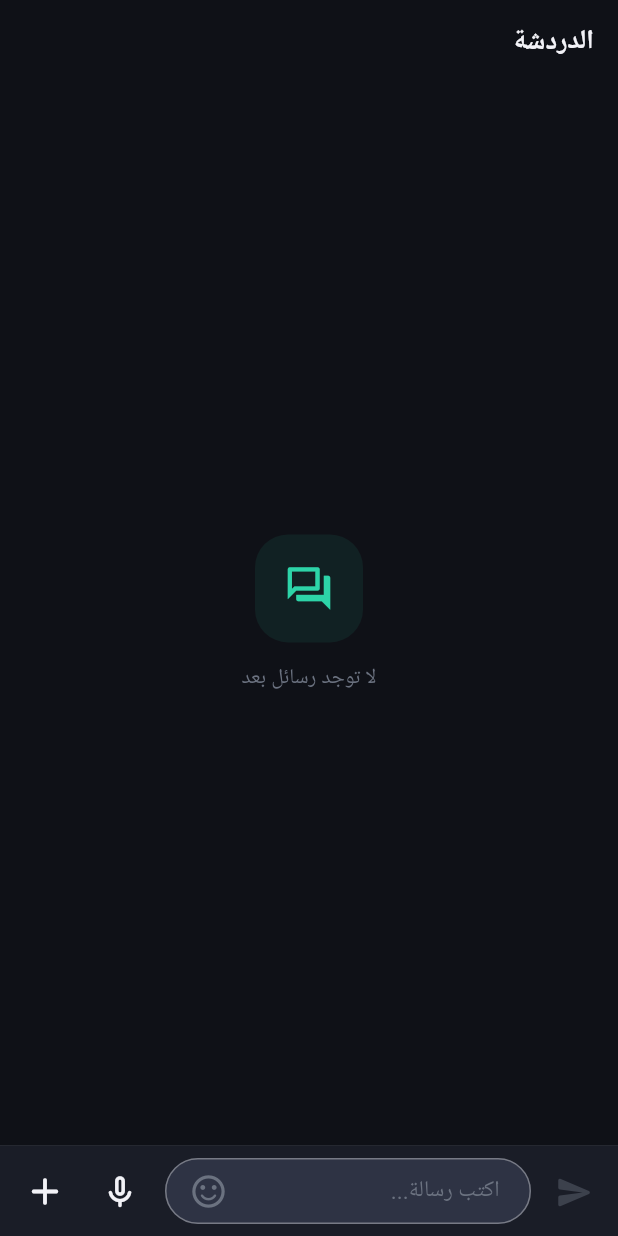
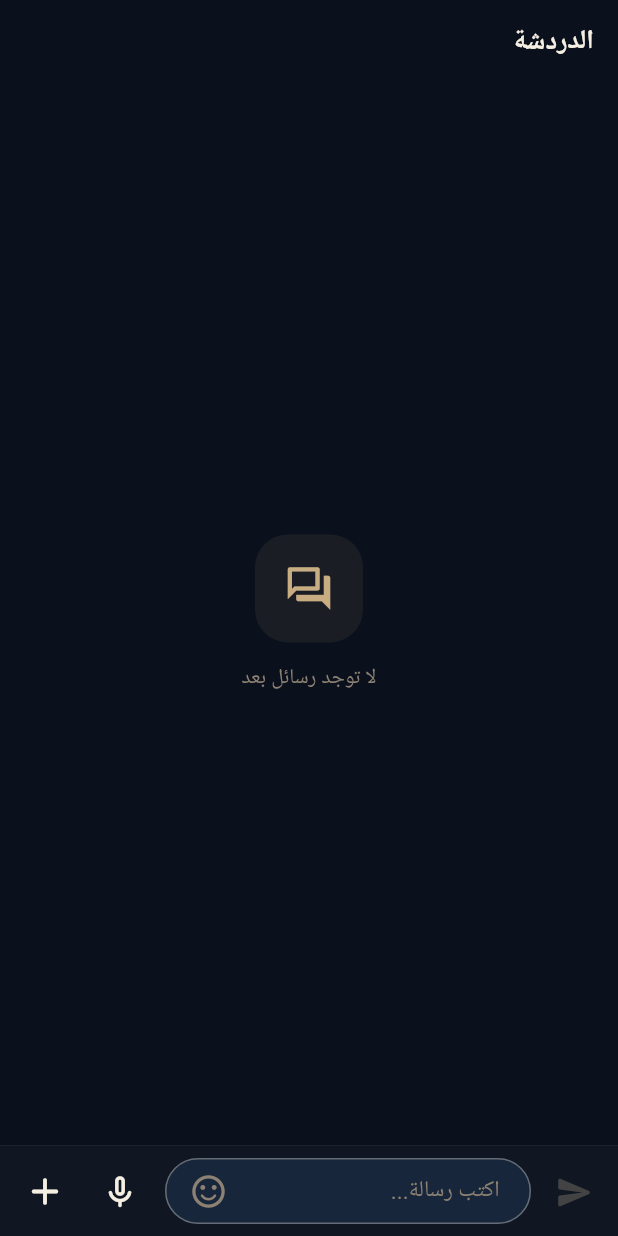
Before and after one commit to diwanapp/diwaniya-flutter, a Flutter app: the ChatScreen screen opened by its route, on a phone screen of 412 x 824 dp. Run offline on Flutter 3.47's test engine with Material 3 defaults, Android fonts, the phone set to English and light mode, and no system bars; our stand-ins replace audioplayers, emoji_picker_flutter, file_picker, flutter_secure_storage, go_router, google_fonts and 7 more; missing offline and left inert: record; accounts and stored records are empty; Roboto replaces fonts that are missing (Ibm Plex Sans Arabic).

Commit message:
Update app theme to premium Diwaniya brand palette

```diff
--- a/lib/config/theme/app_colors.dart
+++ b/lib/config/theme/app_colors.dart
@@ -1,41 +1,79 @@
 import 'package:flutter/material.dart';
 
-/// Legacy static constants — kept for reference where direct constants are needed.
+/// Central Diwaniya brand palette.
+///
+/// Direction:
+/// - Majlis Blue: deep, premium, calm blue.
+/// - Sand Taupe: warm Saudi desert-inspired accent.
+/// - Warm Ivory: soft warm off-white text/highlight.
+/// - Soft Taupe: subtle supporting neutral.
+///
+/// Keep legacy names such as [accent], [success], [warning], [error], and [info]
+/// to avoid breaking existing screens while progressively migrating the app.
 class AppColors {
   AppColors._();
 
-  static const backgroundDark = Color(0xFF0F1117);
-  static const backgroundLight = Color(0xFFF5F6F8);
+  // ---------------------------------------------------------------------------
+  // Brand primitives
+  // ---------------------------------------------------------------------------
+  static const majlisNight = Color(0xFF0B111C);
+  static const majlisBlueDark = Color(0xFF0B1724);
+  static const majlisBlue = Color(0xFF10263A);
+  static const majlisBlueSoft = Color(0xFF183B55);
 
-  static const surfaceDark = Color(0xFF1A1D27);
-  static const surfaceLight = Colors.white;
+  static const sandTaupe = Color(0xFFB79A72);
+  static const sandTaupeLight = Color(0xFFC8AD83);
+  static const sandGold = Color(0xFFD9B56D);
 
-  static const surfaceElevatedDark = Color(0xFF242836);
-  static const surfaceElevatedLight = Color(0xFFF0F1F3);
+  static const warmIvory = Color(0xFFF5EFE3);
+  static const ivoryMuted = Color(0xFFE8DDCB);
 
-  static const inputDark = Color(0xFF2E3344);
-  static const inputLight = Color(0xFFEEEFF2);
+  static const softTaupe = Color(0xFF8C8173);
+  static const softTaupeLight = Color(0xFFB8AFA2);
 
-  static const hoverDark = Color(0xFF363B4D);
-  static const hoverLight = Color(0xFFE8E9EC);
+  // ---------------------------------------------------------------------------
+  // Theme surfaces
+  // ---------------------------------------------------------------------------
+  static const backgroundDark = majlisNight;
+  static const backgroundLight = Color(0xFFF5EFE3);
 
-  static const textPrimaryDark = Color(0xFFF2F2F7);
-  static const textPrimaryLight = Color(0xFF111827);
+  static const surfaceDark = Color(0xFF101722);
+  static const surfaceLight = Color(0xFFFFFBF4);
 
-  static const textSecondaryDark = Color(0xFF9CA3AF);
-  static const textSecondaryLight = Color(0xFF6B7280);
+  static const surfaceElevatedDark = Color(0xFF142133);
+  static const surfaceElevatedLight = Color(0xFFF0E7D8);
 
-  static const textTertiaryDark = Color(0xFF6B7280);
-  static const textTertiaryLight = Color(0xFF9CA3AF);
+  static const inputDark = Color(0xFF17263A);
+  static const inputLight = Color(0xFFECE2D3);
 
-  static const textInverseDark = Color(0xFF0F1117);
-  static const textInverseLight = Colors.white;
+  static const hoverDark = Color(0xFF1B3048);
+  static const hoverLight = Color(0xFFE4D7C5);
 
-  static const accent = Color(0xFF2DD4A8);
-  static const success = Color(0xFF34D399);
-  static const warning = Color(0xFFFBBF24);
-  static const error = Color(0xFFF87171);
-  static const info = Color(0xFF60A5FA);
+  // ---------------------------------------------------------------------------
+  // Text
+  // ---------------------------------------------------------------------------
+  static const textPrimaryDark = warmIvory;
+  static const textPrimaryLight = Color(0xFF10263A);
+
+  static const textSecondaryDark = Color(0xFFB8AFA2);
+  static const textSecondaryLight = Color(0xFF5E554B);
+
+  static const textTertiaryDark = Color(0xFF8C8173);
+  static const textTertiaryLight = Color(0xFF8C8173);
+
+  static const textInverseDark = Color(0xFF0B1724);
+  static const textInverseLight = warmIvory;
+
+  // ---------------------------------------------------------------------------
+  // Semantic / interactive colors
+  // ---------------------------------------------------------------------------
+  static const accent = sandTaupeLight;
+
+  // Muted functional colors aligned with the new brand.
+  static const success = Color(0xFF7FAE8A);
+  static const warning = sandGold;
+  static const error = Color(0xFFD36B6B);
+  static const info = Color(0xFF6EA6C9);
 }
 
 /// Theme-aware color resolver.
@@ -64,33 +102,33 @@ class CL {
       isDark ? AppColors.textInverseDark : AppColors.textInverseLight;
 
   Color get accent => AppColors.accent;
-  Color get accentMuted => AppColors.accent.withValues(alpha: 0.10);
+  Color get accentMuted => AppColors.accent.withValues(alpha: isDark ? 0.12 : 0.16);
   Color get accentSurface =>
-      AppColors.accent.withValues(alpha: isDark ? 0.07 : 0.05);
+      AppColors.accent.withValues(alpha: isDark ? 0.075 : 0.13);
 
   Color get success => AppColors.success;
   Color get warning => AppColors.warning;
   Color get error => AppColors.error;
   Color get info => AppColors.info;
 
-  Color get successM => success.withValues(alpha: isDark ? 0.15 : 0.10);
-  Color get warningM => warning.withValues(alpha: isDark ? 0.15 : 0.10);
-  Color get errorM => error.withValues(alpha: isDark ? 0.15 : 0.10);
-  Color get infoM => info.withValues(alpha: isDark ? 0.15 : 0.10);
+  Color get successM => success.withValues(alpha: isDark ? 0.15 : 0.13);
+  Color get warningM => warning.withValues(alpha: isDark ? 0.16 : 0.14);
+  Color get errorM => error.withValues(alpha: isDark ? 0.15 : 0.12);
+  Color get infoM => info.withValues(alpha: isDark ? 0.14 : 0.11);
 
   Color get divider => isDark
-      ? Colors.white.withValues(alpha: 0.08)
-      : Colors.black.withValues(alpha: 0.08);
+      ? AppColors.warmIvory.withValues(alpha: 0.075)
+      : AppColors.majlisBlue.withValues(alpha: 0.10);
 
   Color get border => isDark
-      ? Colors.white.withValues(alpha: 0.03)
-      : Colors.black.withValues(alpha: 0.04);
+      ? AppColors.warmIvory.withValues(alpha: 0.055)
+      : AppColors.majlisBlue.withValues(alpha: 0.075);
 
-  Color get navBg => isDark ? AppColors.surfaceDark : Colors.white;
+  Color get navBg => isDark ? AppColors.surfaceDark : AppColors.surfaceLight;
 
   Color get shadow => isDark
       ? Colors.transparent
-      : Colors.black.withValues(alpha: 0.04);
+      : AppColors.majlisBlue.withValues(alpha: 0.06);
 }
 
 extension ThemeColorsX on BuildContext {
```
